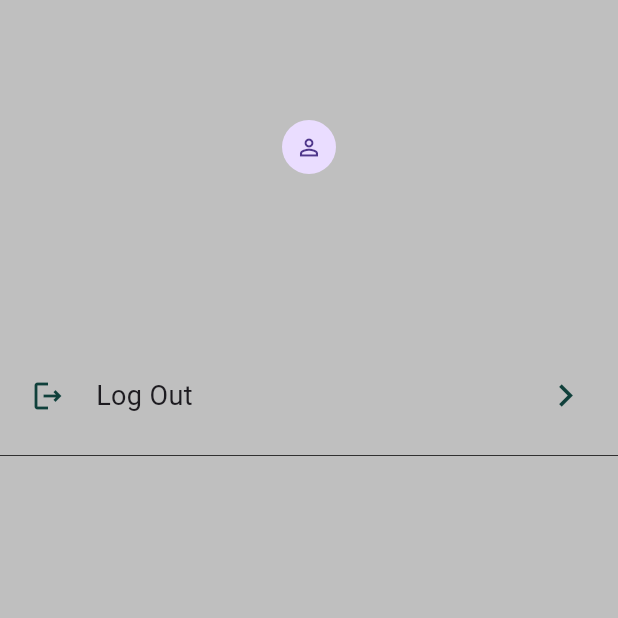
After one commit to RasonYudha4/expense_tracker, a Flutter app: the LandingScreen screen opened directly, after a tap on the "person outline" icon, on a phone screen of 412 x 824 dp, the top half of it. The commit adds this screen. Run offline on Flutter 3.47's test engine with Material 3 defaults, Android fonts, the phone set to English and light mode, and no system bars; our stand-ins replace bloc, equatable, firebase_auth, firebase_core, flutter_bloc, font_awesome_flutter and 3 more; missing offline and left inert: flow_builder; accounts and stored records are empty.

Commit message:
Add profile page

```diff
--- /dev/null
+++ b/lib/home/view/profile_page.dart
@@ -0,0 +1,88 @@
+import 'package:expense_tracker/app/bloc/app_bloc.dart';
+import 'package:expense_tracker/home/widgets/avatar.dart';
+import 'package:flutter/material.dart';
+import 'package:flutter_bloc/flutter_bloc.dart';
+
+class ProfilePage extends StatelessWidget {
+  const ProfilePage({super.key});
+
+  static Page<void> page() => const MaterialPage<void>(child: ProfilePage());
+
+  @override
+  Widget build(BuildContext context) {
+    final textTheme = Theme.of(context).textTheme;
+    final user = context.select((AppBloc bloc) => bloc.state.user);
+
+    return Scaffold(
+      backgroundColor: Color(0xFFBFBFBF),
+      body: Column(
+        children: [
+          Container(
+            padding: EdgeInsets.only(top: 80),
+            child: Column(
+              mainAxisSize: MainAxisSize.min,
+              children: <Widget>[
+                Avatar(photo: user.photo),
+                const SizedBox(height: 4),
+                Text(user.email ?? '', style: textTheme.titleLarge),
+                const SizedBox(height: 4),
+                Text(user.name ?? '', style: textTheme.headlineSmall),
+              ],
+            ),
+          ),
+          SizedBox(
+            height: 40,
+          ),
+          LogoutButton()
+        ],
+      ),
+    );
+  }
+}
+
+class LogoutButton extends StatelessWidget {
+  const LogoutButton({
+    super.key,
+  });
+
+  @override
+  Widget build(BuildContext context) {
+    return GestureDetector(
+      onTap: () {
+        context.read<AppBloc>().add(const AppLogoutPressed());
+      },
+      child: Container(
+        height: 80,
+        padding: const EdgeInsets.symmetric(horizontal: 20),
+        decoration: BoxDecoration(
+            border:
+                Border(bottom: BorderSide(color: Colors.black, width: 0.5))),
+        child: Row(
+          mainAxisAlignment: MainAxisAlignment.spaceBetween,
+          children: [
+            Row(
+              children: [
+                Icon(
+                  Icons.logout_outlined,
+                  color: Color(0xFF10403B),
+                ),
+                const SizedBox(
+                  width: 20,
+                ),
+                const Text(
+                  "Log Out",
+                  style: TextStyle(fontSize: 18),
+                )
+              ],
+            ),
+            Icon(
+              Icons.chevron_right_outlined,
+              color: Color(0xFF10403B),
+              size: 30,
+            )
+          ],
+        ),
+      ),
+    );
+  }
+}
--- a/lib/home/widgets/app_bar.dart
+++ b/lib/home/widgets/app_bar.dart
@@ -1,4 +1,5 @@
 import 'package:authentication_repository/authentication_repository.dart';
+import 'package:expense_tracker/home/view/profile_page.dart';
 import 'package:expense_tracker/home/widgets/avatar.dart';
 import 'package:flutter/material.dart';
 
@@ -41,7 +42,14 @@ class HomeAppBar extends StatelessWidget {
                   children: [
                     GestureDetector(
                       onTap: () {
-                        print("clicked");
+                        Navigator.push(
+                          context,
+                          MaterialPageRoute<void>(
+                            builder: (BuildContext context) {
+                              return const ProfilePage();
+                            },
+                          ),
+                        );
                       },
                       child: Avatar(
                         photo: user.photo,
--- a/lib/landing_screen/view/landing_screen.dart
+++ b/lib/landing_screen/view/landing_screen.dart
@@ -11,8 +11,8 @@ List<BottomNavigationBarItem> bottomNavItems = const <BottomNavigationBarItem>[
     label: 'Home',
   ),
   BottomNavigationBarItem(
-    icon: Icon(Icons.class_),
-    label: 'Class',
+    icon: Icon(Icons.analytics_outlined),
+    label: 'Evaluation',
   ),
 ];
 
```
